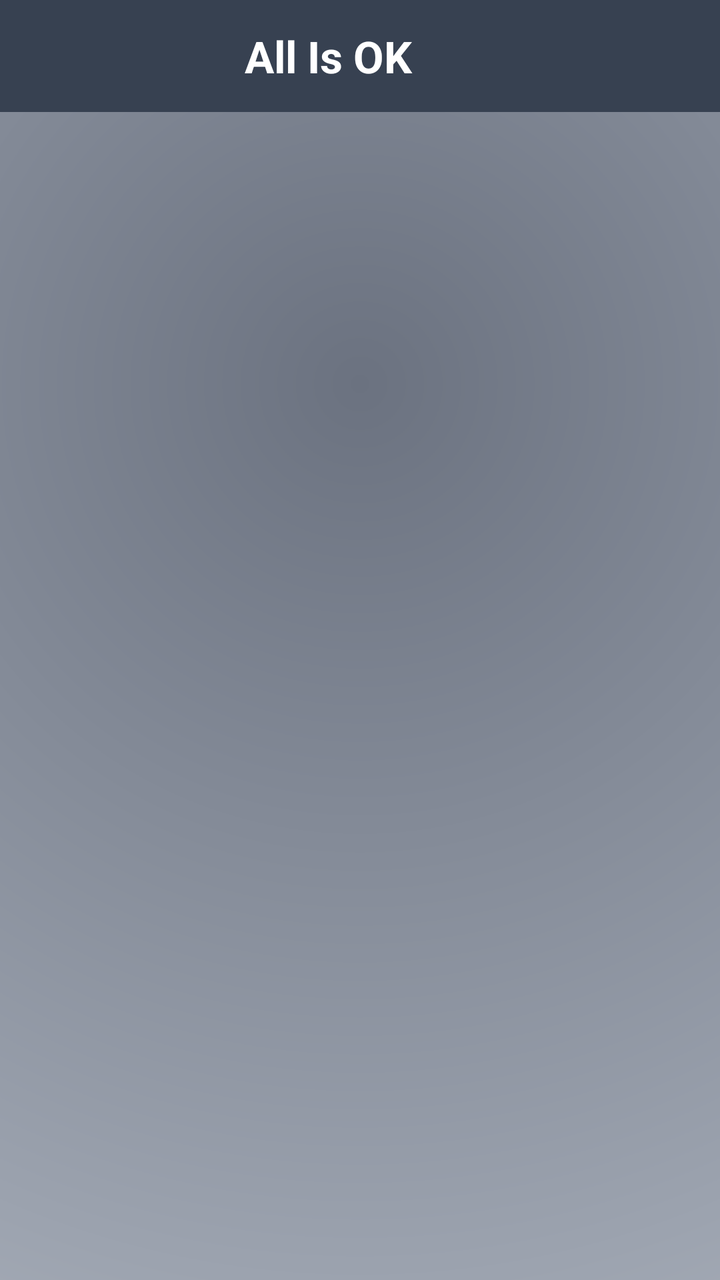
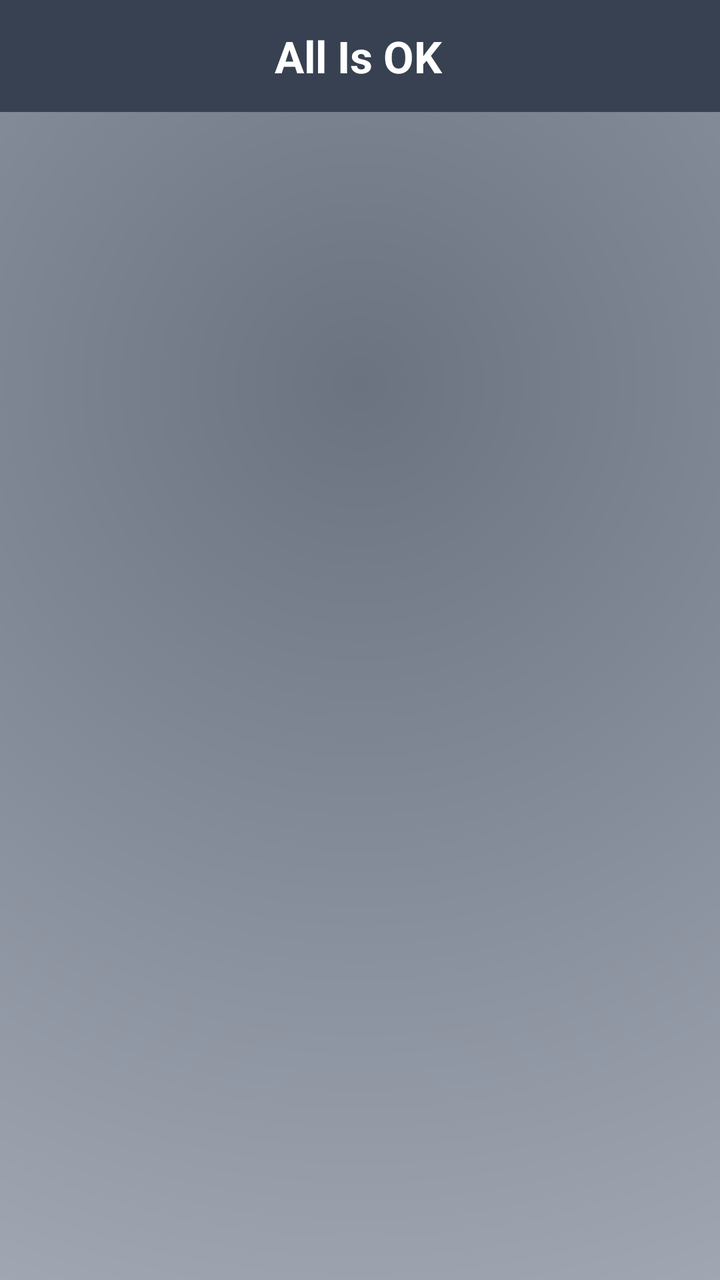

Screens rendered from an Android XML layout before and after an edit, with the pre-edit source and the edit as a unified diff.
<!-- AndroidManifest.xml: application theme Theme.AllIsOK -->
<!-- res/layout/activity_home.xml -->
<?xml version="1.0" encoding="utf-8"?>
<androidx.constraintlayout.widget.ConstraintLayout
    xmlns:android="http://schemas.android.com/apk/res/android"
    xmlns:app="http://schemas.android.com/apk/res-auto"
    android:id="@+id/rootHome"
    android:layout_width="match_parent"
    android:layout_height="match_parent"
    android:background="@drawable/bg_home_gradient">

    <androidx.appcompat.widget.Toolbar
        android:id="@+id/toolbarHome"
        android:layout_width="0dp"
        android:layout_height="56dp"
        android:background="@color/expirely_primary"
        app:layout_constraintTop_toTopOf="parent"
        app:layout_constraintStart_toStartOf="parent"
        app:layout_constraintEnd_toEndOf="parent">

        <TextView
            android:id="@+id/textToolbarTitle"
            android:layout_width="match_parent"
            android:layout_height="match_parent"
            android:gravity="center"
            android:paddingEnd="48dp"
            android:text="@string/app_name"
            android:textColor="@color/expirely_onPrimary"
            android:textSize="22sp"
            android:textStyle="bold" />

        <androidx.appcompat.widget.AppCompatImageButton
            android:id="@+id/buttonOpenSettings"
            android:layout_width="48dp"
            android:layout_height="48dp"
            android:layout_gravity="end|center_vertical"
            android:background="?attr/selectableItemBackgroundBorderless"
            android:contentDescription="@string/settings_title"
            app:tint="@color/expirely_onPrimary" />

    </androidx.appcompat.widget.Toolbar>

    <TextView
        android:id="@+id/viewAdminIndicator"
        android:layout_width="0dp"
        android:layout_height="28dp"
        android:background="@android:color/holo_red_dark"
        android:gravity="center"
        android:text="@string/admin_mode_active"
        android:textColor="@android:color/white"
        android:textSize="12sp"
        android:textStyle="bold"
        android:visibility="gone"
        app:layout_constraintTop_toBottomOf="@id/toolbarHome"
        app:layout_constraintStart_toStartOf="parent"
        app:layout_constraintEnd_toEndOf="parent" />

    <androidx.fragment.app.FragmentContainerView
        android:id="@+id/fragmentContainer"
        android:layout_width="0dp"
        android:layout_height="0dp"
        app:layout_constraintTop_toBottomOf="@id/viewAdminIndicator"
        app:layout_constraintBottom_toBottomOf="parent"
        app:layout_constraintStart_toStartOf="parent"
        app:layout_constraintEnd_toEndOf="parent" />

</androidx.constraintlayout.widget.ConstraintLayout>
<!-- resources referenced by this layout -->
<resources>
  <color name="expirely_onPrimary">#FFFFFF</color>
  <color name="expirely_primary">#374151</color>
  <!-- drawable bg_home_gradient (drawable) -->
  <?xml version="1.0" encoding="utf-8"?>
  <shape xmlns:android="http://schemas.android.com/apk/res/android"
      android:shape="rectangle">
  
      <gradient
          android:type="radial"
          android:gradientRadius="900dp"
          android:centerX="0.5"
          android:centerY="0.3"
          android:startColor="#6B7280"
          android:centerColor="#9CA3AF"
          android:endColor="#D1D5DB" />
  
  </shape>
  <string name="admin_mode_active">ADMIN MODE ACTIVE</string>
  <string name="app_name">All Is OK</string>
  <string name="settings_title">Settings</string>
  <style name="Theme.AllIsOK" parent="Base.Theme.AllIsOK">
          <item name="colorPrimary">@color/expirely_primary</item>
          <item name="colorOnPrimary">@color/expirely_onPrimary</item>
          <item name="android:statusBarColor">@color/expirely_primary</item>
          <item name="popupMenuStyle">@style/Widget.AllIsOK.PopupMenu</item>
          <item name="actionOverflowMenuStyle">@style/Widget.AllIsOK.PopupMenu</item>
          <item name="android:textColorPrimary">#111111</item>
          <item name="android:textColorSecondary">#333333</item>
      </style>
  <style name="Base.Theme.AllIsOK" parent="Theme.Material3.DayNight.NoActionBar">
      </style>
  <style name="Widget.AllIsOK.PopupMenu" parent="Widget.Material3.PopupMenu">
          <item name="android:popupBackground">@drawable/bg_rounded_popup</item>
          <item name="android:popupElevation">12dp</item>
          <item name="android:textColor">#111111</item>
          <item name="android:itemTextAppearance">@style/AllIsOK.PopupMenuItemText</item>
      </style>
  <!-- drawable bg_rounded_popup (drawable) -->
  <?xml version="1.0" encoding="utf-8"?>
  <shape xmlns:android="http://schemas.android.com/apk/res/android"
      android:shape="rectangle">
      <solid android:color="#FFFFFF" />
      <corners android:radius="18dp" />
      <stroke
          android:width="1dp"
          android:color="#1A000000" />
      <padding
          android:left="8dp"
          android:top="8dp"
          android:right="8dp"
          android:bottom="8dp" />
  </shape>
  <style name="AllIsOK.PopupMenuItemText" parent="@android:style/TextAppearance.Material.Menu">
          <item name="android:textColor">#111111</item>
          <item name="android:textStyle">bold</item>
      </style>
</resources>

<!-- the commit's change to res/layout/activity_home.xml (unified diff, before → after) -->
@@ -21,6 +21,7 @@
             android:layout_width="match_parent"
             android:layout_height="match_parent"
             android:gravity="center"
+            android:paddingStart="30dp"
             android:paddingEnd="48dp"
             android:text="@string/app_name"
             android:textColor="@color/expirely_onPrimary"
